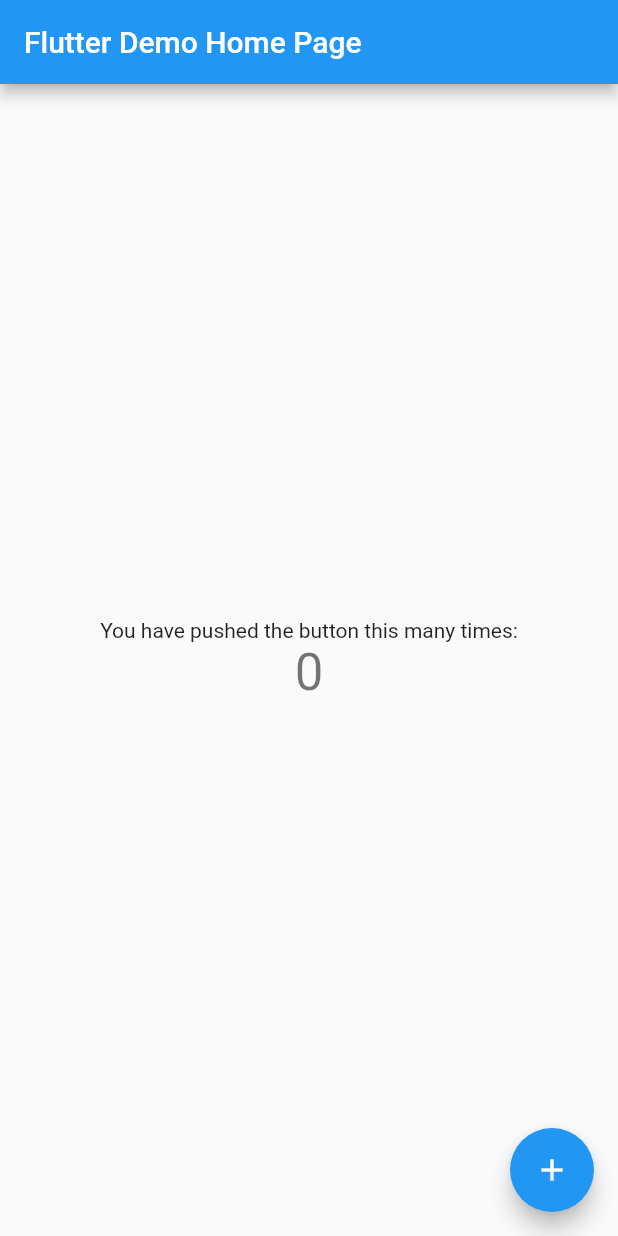
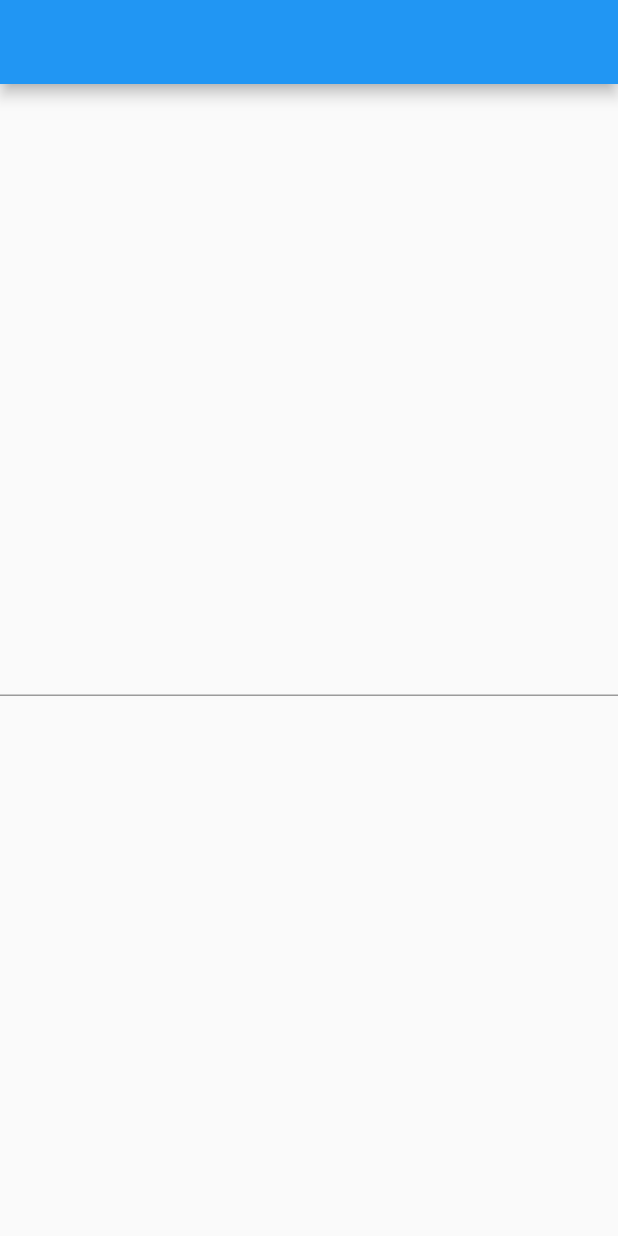
Before and after one commit to MaxTrent/rail_buddy, a Flutter app: the screen it shows after launch, on a phone screen of 412 x 824 dp. Run offline on Flutter 3.47's test engine with Material 2 defaults, Android fonts, the phone set to English and light mode, and no system bars.

Commit message:
Setting everything up

```diff
--- a/lib/main.dart
+++ b/lib/main.dart
@@ -7,109 +7,44 @@ void main() {
 class MyApp extends StatelessWidget {
   const MyApp({super.key});
 
-  // This widget is the root of your application.
+
   @override
   Widget build(BuildContext context) {
     return MaterialApp(
-      title: 'Flutter Demo',
+      title: 'Train Ticketing App',
       theme: ThemeData(
-        // This is the theme of your application.
-        //
-        // Try running your application with "flutter run". You'll see the
-        // application has a blue toolbar. Then, without quitting the app, try
-        // changing the primarySwatch below to Colors.green and then invoke
-        // "hot reload" (press "r" in the console where you ran "flutter run",
-        // or simply save your changes to "hot reload" in a Flutter IDE).
-        // Notice that the counter didn't reset back to zero; the application
-        // is not restarted.
         primarySwatch: Colors.blue,
       ),
-      home: const MyHomePage(title: 'Flutter Demo Home Page'),
+      home: MyHomePage(),
     );
   }
 }
 
 class MyHomePage extends StatefulWidget {
-  const MyHomePage({super.key, required this.title});
-
-  // This widget is the home page of your application. It is stateful, meaning
-  // that it has a State object (defined below) that contains fields that affect
-  // how it looks.
-
-  // This class is the configuration for the state. It holds the values (in this
-  // case the title) provided by the parent (in this case the App widget) and
-  // used by the build method of the State. Fields in a Widget subclass are
-  // always marked "final".
-
-  final String title;
 
   @override
   State<MyHomePage> createState() => _MyHomePageState();
 }
 
 class _MyHomePageState extends State<MyHomePage> {
-  int _counter = 0;
-
-  void _incrementCounter() {
-    setState(() {
-      // This call to setState tells the Flutter framework that something has
-      // changed in this State, which causes it to rerun the build method below
-      // so that the display can reflect the updated values. If we changed
-      // _counter without calling setState(), then the build method would not be
-      // called again, and so nothing would appear to happen.
-      _counter++;
-    });
-  }
+  var usernameController = TextEditingController();
 
   @override
   Widget build(BuildContext context) {
-    // This method is rerun every time setState is called, for instance as done
-    // by the _incrementCounter method above.
-    //
-    // The Flutter framework has been optimized to make rerunning build methods
-    // fast, so that you can just rebuild anything that needs updating rather
-    // than having to individually change instances of widgets.
     return Scaffold(
-      appBar: AppBar(
-        // Here we take the value from the MyHomePage object that was created by
-        // the App.build method, and use it to set our appbar title.
-        title: Text(widget.title),
+      appBar: AppBar(),
+      body: Column(
+        mainAxisAlignment: MainAxisAlignment.center,
+        crossAxisAlignment: CrossAxisAlignment.center,
+        children: [
+          TextFormField(
+            controller: usernameController,
+            decoration: InputDecoration(
+
+            ),
+          ),
+        ],
       ),
-      body: Center(
-        // Center is a layout widget. It takes a single child and positions it
-        // in the middle of the parent.
-        child: Column(
-          // Column is also a layout widget. It takes a list of children and
-          // arranges them vertically. By default, it sizes itself to fit its
-          // children horizontally, and tries to be as tall as its parent.
-          //
-          // Invoke "debug painting" (press "p" in the console, choose the
-          // "Toggle Debug Paint" action from the Flutter Inspector in Android
-          // Studio, or the "Toggle Debug Paint" command in Visual Studio Code)
-          // to see the wireframe for each widget.
-          //
-          // Column has various properties to control how it sizes itself and
-          // how it positions its children. Here we use mainAxisAlignment to
-          // center the children vertically; the main axis here is the vertical
-          // axis because Columns are vertical (the cross axis would be
-          // horizontal).
-          mainAxisAlignment: MainAxisAlignment.center,
-          children: <Widget>[
-            const Text(
-              'You have pushed the button this many times:',
-            ),
-            Text(
-              '$_counter',
-              style: Theme.of(context).textTheme.headline4,
-            ),
-          ],
-        ),
-      ),
-      floatingActionButton: FloatingActionButton(
-        onPressed: _incrementCounter,
-        tooltip: 'Increment',
-        child: const Icon(Icons.add),
-      ), // This trailing comma makes auto-formatting nicer for build methods.
     );
   }
 }
```
